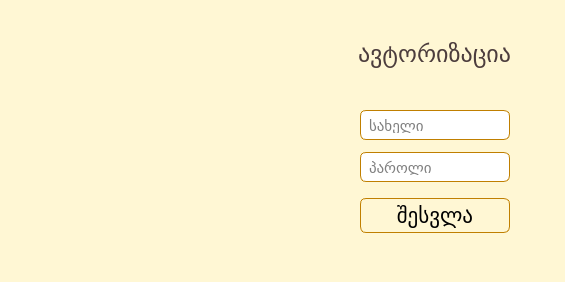
Qt form ui/login.ui (bekashvelidze/renew-commercial) before a commit.
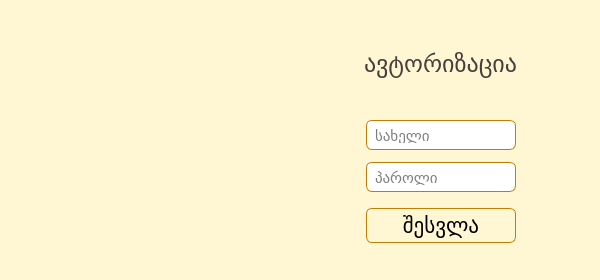
The same form after that commit. Icons and pictures are not drawn.

What changed in the file:
```diff
--- a/ui/login.ui
+++ b/ui/login.ui
@@ -6,8 +6,8 @@
    <rect>
     <x>0</x>
     <y>0</y>
-    <width>565</width>
-    <height>282</height>
+    <width>600</width>
+    <height>280</height>
    </rect>
   </property>
   <property name="windowTitle">
@@ -36,8 +36,8 @@
    <widget class="QLabel" name="authorize_label">
     <property name="geometry">
      <rect>
-      <x>358</x>
-      <y>38</y>
+      <x>364</x>
+      <y>48</y>
       <width>155</width>
       <height>31</height>
      </rect>
@@ -58,8 +58,8 @@
    <widget class="QLineEdit" name="username">
     <property name="geometry">
      <rect>
-      <x>360</x>
-      <y>110</y>
+      <x>366</x>
+      <y>120</y>
       <width>150</width>
       <height>30</height>
      </rect>
@@ -80,8 +80,8 @@
    <widget class="QLineEdit" name="password">
     <property name="geometry">
      <rect>
-      <x>360</x>
-      <y>152</y>
+      <x>366</x>
+      <y>162</y>
       <width>150</width>
       <height>30</height>
      </rect>
@@ -105,8 +105,8 @@
    <widget class="QPushButton" name="login_button">
     <property name="geometry">
      <rect>
-      <x>360</x>
-      <y>198</y>
+      <x>366</x>
+      <y>208</y>
       <width>150</width>
       <height>35</height>
      </rect>
@@ -129,8 +129,8 @@
      <rect>
       <x>0</x>
       <y>0</y>
-      <width>280</width>
-      <height>280</height>
+      <width>281</width>
+      <height>281</height>
      </rect>
     </property>
     <property name="text">
```
